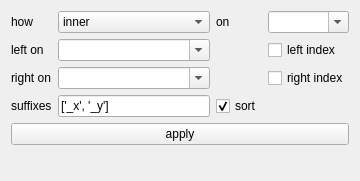
jeaunrg/PyQTapp_template, file resources/design/ui/modules/merge.ui: the form before one commit.
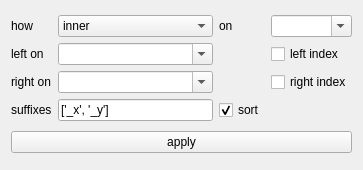
The form after the commit.

What changed in the file:
```diff
--- a/resources/design/ui/modules/merge.ui
+++ b/resources/design/ui/modules/merge.ui
@@ -6,10 +6,16 @@
    <rect>
     <x>0</x>
     <y>0</y>
-    <width>360</width>
-    <height>181</height>
+    <width>363</width>
+    <height>170</height>
    </rect>
   </property>
+  <property name="sizePolicy">
+   <sizepolicy hsizetype="Preferred" vsizetype="Minimum">
+    <horstretch>0</horstretch>
+    <verstretch>0</verstretch>
+   </sizepolicy>
+  </property>
   <property name="windowTitle">
    <string>Form</string>
   </property>
@@ -124,18 +130,11 @@
     </layout>
    </item>
    <item>
-    <layout class="QVBoxLayout" name="layout">
-     <item alignment="Qt::AlignTop">
       <widget class="QPushButton" name="apply">
        <property name="text">
         <string>apply</string>
        </property>
       </widget>
-     </item>
-     <item>
-      <layout class="QHBoxLayout" name="loading"/>
-     </item>
-    </layout>
    </item>
   </layout>
  </widget>
```
Lines whose indentation alone changed are shown as unchanged.
